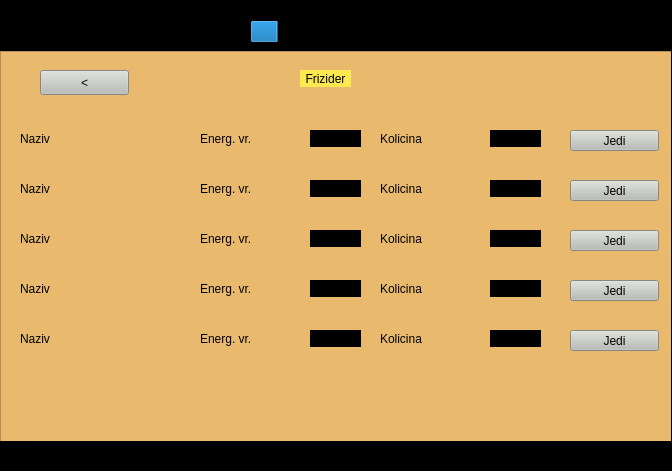
Old version of the form Ljubimac/mainwindow.ui in the repository MATF-RS19/RS030-ljubimac.
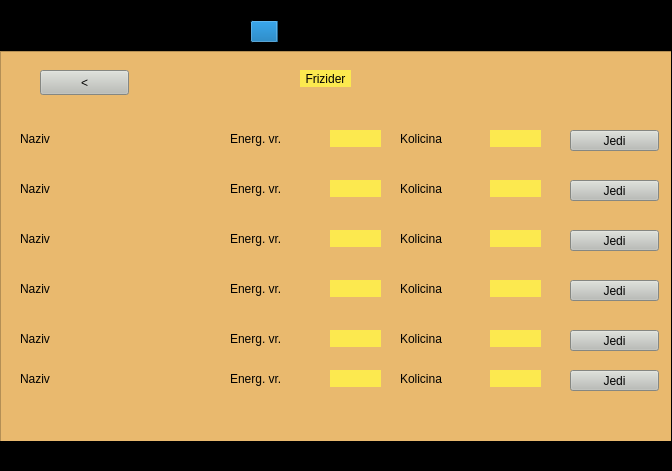
New version of the form. Icons and pictures are not drawn.

The edit to the form file:
```diff
--- a/Ljubimac/mainwindow.ui
+++ b/Ljubimac/mainwindow.ui
@@ -1064,7 +1064,7 @@
        <rect>
         <x>20</x>
         <y>80</y>
-        <width>67</width>
+        <width>81</width>
         <height>17</height>
        </rect>
       </property>
@@ -1083,7 +1083,7 @@
        <rect>
         <x>20</x>
         <y>130</y>
-        <width>67</width>
+        <width>81</width>
         <height>17</height>
        </rect>
       </property>
@@ -1102,7 +1102,7 @@
        <rect>
         <x>20</x>
         <y>180</y>
-        <width>67</width>
+        <width>81</width>
         <height>17</height>
        </rect>
       </property>
@@ -1121,7 +1121,7 @@
        <rect>
         <x>20</x>
         <y>230</y>
-        <width>67</width>
+        <width>81</width>
         <height>17</height>
        </rect>
       </property>
@@ -1140,7 +1140,7 @@
        <rect>
         <x>20</x>
         <y>280</y>
-        <width>67</width>
+        <width>81</width>
         <height>17</height>
        </rect>
       </property>
@@ -1157,7 +1157,7 @@
      <widget class="QLabel" name="fe1_vredn">
       <property name="geometry">
        <rect>
-        <x>200</x>
+        <x>230</x>
         <y>80</y>
         <width>71</width>
         <height>17</height>
@@ -1176,7 +1176,7 @@
      <widget class="QLabel" name="fe2_vredn">
       <property name="geometry">
        <rect>
-        <x>200</x>
+        <x>230</x>
         <y>130</y>
         <width>71</width>
         <height>17</height>
@@ -1195,7 +1195,7 @@
      <widget class="QLabel" name="fe3_vredn">
       <property name="geometry">
        <rect>
-        <x>200</x>
+        <x>230</x>
         <y>180</y>
         <width>71</width>
         <height>17</height>
@@ -1214,7 +1214,7 @@
      <widget class="QLabel" name="fe4_vredn">
       <property name="geometry">
        <rect>
-        <x>200</x>
+        <x>230</x>
         <y>230</y>
         <width>71</width>
         <height>17</height>
@@ -1233,7 +1233,7 @@
      <widget class="QLabel" name="fe5_vredn">
       <property name="geometry">
        <rect>
-        <x>200</x>
+        <x>230</x>
         <y>280</y>
         <width>71</width>
         <height>17</height>
@@ -1252,12 +1252,187 @@
      <widget class="QLabel" name="vr_1">
       <property name="geometry">
        <rect>
-        <x>310</x>
+        <x>330</x>
         <y>80</y>
         <width>51</width>
         <height>17</height>
        </rect>
       </property>
+      <property name="palette">
+       <palette>
+        <active>
+         <colorrole role="WindowText">
+          <brush brushstyle="SolidPattern">
+           <color alpha="255">
+            <red>0</red>
+            <green>0</green>
+            <blue>0</blue>
+           </color>
+          </brush>
+         </colorrole>
+         <colorrole role="Button">
+          <brush brushstyle="SolidPattern">
+           <color alpha="255">
+            <red>252</red>
+            <green>233</green>
+            <blue>79</blue>
+           </color>
+          </brush>
+         </colorrole>
+         <colorrole role="Text">
+          <brush brushstyle="SolidPattern">
+           <color alpha="255">
+            <red>0</red>
+            <green>0</green>
+            <blue>0</blue>
+           </color>
+          </brush>
+         </colorrole>
+         <colorrole role="ButtonText">
+          <brush brushstyle="SolidPattern">
+           <color alpha="255">
+            <red>0</red>
+            <green>0</green>
+            <blue>0</blue>
+           </color>
+          </brush>
+         </colorrole>
+         <colorrole role="Base">
+          <brush brushstyle="SolidPattern">
+           <color alpha="255">
+            <red>252</red>
+            <green>233</green>
+            <blue>79</blue>
+           </color>
+          </brush>
+         </colorrole>
+         <colorrole role="Window">
+          <brush brushstyle="SolidPattern">
+           <color alpha="255">
+            <red>252</red>
+            <green>233</green>
+            <blue>79</blue>
+           </color>
+          </brush>
+         </colorrole>
+        </active>
+        <inactive>
+         <colorrole role="WindowText">
+          <brush brushstyle="SolidPattern">
+           <color alpha="255">
+            <red>0</red>
+            <green>0</green>
+            <blue>0</blue>
+           </color>
+          </brush>
+         </colorrole>
+         <colorrole role="Button">
+          <brush brushstyle="SolidPattern">
+           <color alpha="255">
+            <red>252</red>
+            <green>233</green>
+            <blue>79</blue>
+           </color>
+          </brush>
+         </colorrole>
+         <colorrole role="Text">
+          <brush brushstyle="SolidPattern">
+           <color alpha="255">
+            <red>0</red>
+            <green>0</green>
+            <blue>0</blue>
+           </color>
+          </brush>
+         </colorrole>
+         <colorrole role="ButtonText">
+          <brush brushstyle="SolidPattern">
+           <color alpha="255">
+            <red>0</red>
+            <green>0</green>
+            <blue>0</blue>
+           </color>
+          </brush>
+         </colorrole>
+         <colorrole role="Base">
+          <brush brushstyle="SolidPattern">
+           <color alpha="255">
+            <red>252</red>
+            <green>233</green>
+            <blue>79</blue>
+           </color>
+          </brush>
+         </colorrole>
+         <colorrole role="Window">
+          <brush brushstyle="SolidPattern">
+           <color alpha="255">
+            <red>252</red>
+            <green>233</green>
+            <blue>79</blue>
+           </color>
+          </brush>
+         </colorrole>
+        </inactive>
+        <disabled>
+         <colorrole role="WindowText">
+          <brush brushstyle="SolidPattern">
+           <color alpha="255">
+            <red>0</red>
+            <green>0</green>
+            <blue>0</blue>
+           </color>
+          </brush>
+         </colorrole>
+         <colorrole role="Button">
+          <brush brushstyle="SolidPattern">
+           <color alpha="255">
+            <red>252</red>
+            <green>233</green>
+            <blue>79</blue>
+           </color>
+          </brush>
+         </colorrole>
+         <colorrole role="Text">
+          <brush brushstyle="SolidPattern">
+           <color alpha="255">
+            <red>0</red>
+            <green>0</green>
+            <blue>0</blue>
+           </color>
+          </brush>
+         </colorrole>
+         <colorrole role="ButtonText">
+          <brush brushstyle="SolidPattern">
+           <color alpha="255">
+            <red>0</red>
+            <green>0</green>
+            <blue>0</blue>
+           </color>
+          </brush>
+         </colorrole>
+         <colorrole role="Base">
+          <brush brushstyle="SolidPattern">
+           <color alpha="255">
+            <red>252</red>
+            <green>233</green>
+            <blue>79</blue>
+           </color>
+          </brush>
+         </colorrole>
+         <colorrole role="Window">
+          <brush brushstyle="SolidPattern">
+           <color alpha="255">
+            <red>252</red>
+            <green>233</green>
+            <blue>79</blue>
+           </color>
+          </brush>
+         </colorrole>
+        </disabled>
+       </palette>
+      </property>
+      <property name="styleSheet">
+       <string notr="true">background-color: rgb(252, 233, 79);</string>
+      </property>
       <property name="text">
        <string/>
       </property>
@@ -1265,12 +1440,15 @@
      <widget class="QLabel" name="vr_2">
       <property name="geometry">
        <rect>
-        <x>310</x>
+        <x>330</x>
         <y>130</y>
         <width>51</width>
         <height>17</height>
        </rect>
       </property>
+      <property name="styleSheet">
+       <string notr="true">background-color: rgb(252, 233, 79);</string>
+      </property>
       <property name="text">
        <string/>
       </property>
@@ -1278,12 +1456,15 @@
      <widget class="QLabel" name="vr_3">
       <property name="geometry">
        <rect>
-        <x>310</x>
+        <x>330</x>
         <y>180</y>
         <width>51</width>
         <height>17</height>
        </rect>
       </property>
+      <property name="styleSheet">
+       <string notr="true">background-color: rgb(252, 233, 79);</string>
+      </property>
       <property name="text">
        <string/>
       </property>
@@ -1291,12 +1472,15 @@
      <widget class="QLabel" name="vr_4">
       <property name="geometry">
        <rect>
-        <x>310</x>
+        <x>330</x>
         <y>230</y>
         <width>51</width>
         <height>17</height>
        </rect>
       </property>
+      <property name="styleSheet">
+       <string notr="true">background-color: rgb(252, 233, 79);</string>
+      </property>
       <property name="text">
        <string/>
       </property>
@@ -1304,12 +1488,15 @@
      <widget class="QLabel" name="vr_5">
       <property name="geometry">
        <rect>
-        <x>310</x>
+        <x>330</x>
         <y>280</y>
         <width>51</width>
         <height>17</height>
        </rect>
       </property>
+      <property name="styleSheet">
+       <string notr="true">background-color: rgb(252, 233, 79);</string>
+      </property>
       <property name="text">
        <string/>
       </property>
@@ -1403,6 +1590,9 @@
         <height>17</height>
        </rect>
       </property>
+      <property name="styleSheet">
+       <string notr="true">background-color: rgb(252, 233, 79);</string>
+      </property>
       <property name="text">
        <string/>
       </property>
@@ -1416,6 +1606,9 @@
         <height>17</height>
        </rect>
       </property>
+      <property name="styleSheet">
+       <string notr="true">background-color: rgb(252, 233, 79);</string>
+      </property>
       <property name="text">
        <string/>
       </property>
@@ -1429,6 +1622,9 @@
         <height>17</height>
        </rect>
       </property>
+      <property name="styleSheet">
+       <string notr="true">background-color: rgb(252, 233, 79);</string>
+      </property>
       <property name="text">
        <string/>
       </property>
@@ -1436,7 +1632,7 @@
      <widget class="QLabel" name="kol_3">
       <property name="geometry">
        <rect>
-        <x>380</x>
+        <x>400</x>
         <y>180</y>
         <width>71</width>
         <height>17</height>
@@ -1461,6 +1657,9 @@
         <height>17</height>
        </rect>
       </property>
+      <property name="styleSheet">
+       <string notr="true">background-color: rgb(252, 233, 79);</string>
+      </property>
       <property name="text">
        <string/>
       </property>
@@ -1468,7 +1667,7 @@
      <widget class="QLabel" name="kol_2">
       <property name="geometry">
        <rect>
-        <x>380</x>
+        <x>400</x>
         <y>130</y>
         <width>71</width>
         <height>17</height>
@@ -1487,7 +1686,7 @@
      <widget class="QLabel" name="kol_4">
       <property name="geometry">
        <rect>
-        <x>380</x>
+        <x>400</x>
         <y>230</y>
         <width>71</width>
         <height>17</height>
@@ -1506,7 +1705,7 @@
      <widget class="QLabel" name="kol_1">
       <property name="geometry">
        <rect>
-        <x>380</x>
+        <x>400</x>
         <y>80</y>
         <width>71</width>
         <height>17</height>
@@ -1525,7 +1724,7 @@
      <widget class="QLabel" name="kol_5">
       <property name="geometry">
        <rect>
-        <x>380</x>
+        <x>400</x>
         <y>280</y>
         <width>71</width>
         <height>17</height>
@@ -1550,10 +1749,118 @@
         <height>17</height>
        </rect>
       </property>
+      <property name="styleSheet">
+       <string notr="true">background-color: rgb(252, 233, 79);</string>
+      </property>
       <property name="text">
        <string/>
       </property>
      </widget>
+     <widget class="QLabel" name="fj6_naziv">
+      <property name="geometry">
+       <rect>
+        <x>20</x>
+        <y>320</y>
+        <width>81</width>
+        <height>17</height>
+       </rect>
+      </property>
+      <property name="styleSheet">
+       <string notr="true">background-color: rgb(233, 185, 110);</string>
+      </property>
+      <property name="text">
+       <string>Naziv</string>
+      </property>
+      <property name="wordWrap">
+       <bool>true</bool>
+      </property>
+     </widget>
+     <widget class="QLabel" name="fe6_vredn">
+      <property name="geometry">
+       <rect>
+        <x>230</x>
+        <y>320</y>
+        <width>71</width>
+        <height>17</height>
+       </rect>
+      </property>
+      <property name="styleSheet">
+       <string notr="true">background-color: rgb(233, 185, 110);</string>
+      </property>
+      <property name="text">
+       <string>Energ. vr.</string>
+      </property>
+      <property name="wordWrap">
+       <bool>true</bool>
+      </property>
+     </widget>
+     <widget class="QLabel" name="vr_6">
+      <property name="geometry">
+       <rect>
+        <x>330</x>
+        <y>320</y>
+        <width>51</width>
+        <height>17</height>
+       </rect>
+      </property>
+      <property name="styleSheet">
+       <string notr="true">background-color: rgb(252, 233, 79);</string>
+      </property>
+      <property name="text">
+       <string/>
+      </property>
+     </widget>
+     <widget class="QLabel" name="kol_6">
+      <property name="geometry">
+       <rect>
+        <x>400</x>
+        <y>320</y>
+        <width>71</width>
+        <height>17</height>
+       </rect>
+      </property>
+      <property name="styleSheet">
+       <string notr="true">background-color: rgb(233, 185, 110);</string>
+      </property>
+      <property name="text">
+       <string>Kolicina</string>
+      </property>
+      <property name="wordWrap">
+       <bool>true</bool>
+      </property>
+     </widget>
+     <widget class="QLabel" name="vr_kol_6">
+      <property name="geometry">
+       <rect>
+        <x>490</x>
+        <y>320</y>
+        <width>51</width>
+        <height>17</height>
+       </rect>
+      </property>
+      <property name="styleSheet">
+       <string notr="true">background-color: rgb(252, 233, 79);</string>
+      </property>
+      <property name="text">
+       <string/>
+      </property>
+     </widget>
+     <widget class="QPushButton" name="jedi_6">
+      <property name="geometry">
+       <rect>
+        <x>570</x>
+        <y>320</y>
+        <width>89</width>
+        <height>21</height>
+       </rect>
+      </property>
+      <property name="styleSheet">
+       <string notr="true">background-color: rgb(186, 189, 182);</string>
+      </property>
+      <property name="text">
+       <string>Jedi</string>
+      </property>
+     </widget>
     </widget>
     <widget class="QWidget" name="page_igra_1">
      <widget class="QPushButton" name="pushButton_igra_1_nazad">
```
